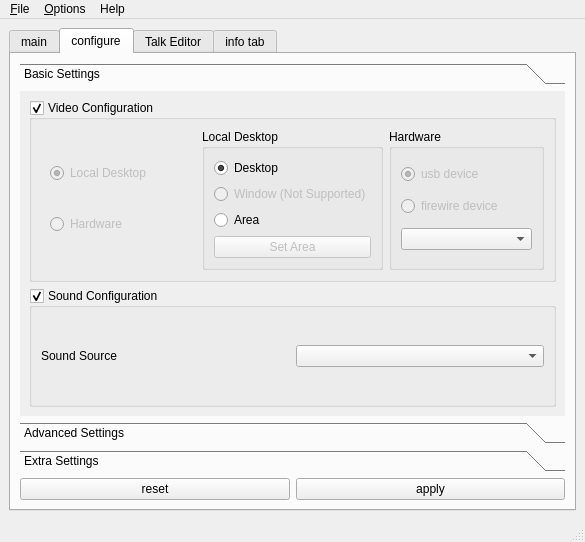
This is src/freeseer/frontend/default/forms/freeseer_ui_qt.ui in Freeseer/freeseer as Qt 5 draws it before an edit. The edited form follows.
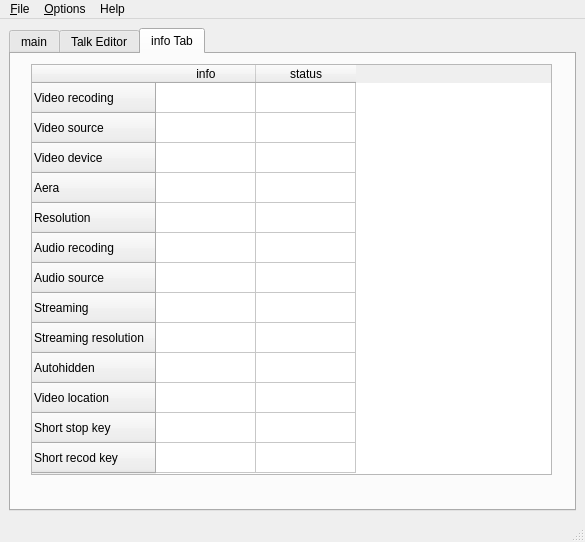
This is the edited form. The open tabs and pages were chosen to show the change. Icons and pictures are not drawn.

Commit message: remove functions

Patch:
```diff
--- a/src/freeseer/frontend/default/forms/freeseer_ui_qt.ui
+++ b/src/freeseer/frontend/default/forms/freeseer_ui_qt.ui
@@ -229,452 +229,6 @@
         </item>
        </layout>
       </widget>
-      <widget class="QWidget" name="tab">
-       <attribute name="title">
-        <string>configure</string>
-       </attribute>
-       <layout class="QVBoxLayout" name="verticalLayout_9">
-        <item>
-         <widget class="QToolBox" name="toolBox">
-          <property name="currentIndex">
-           <number>0</number>
-          </property>
-          <widget class="QWidget" name="page">
-           <property name="geometry">
-            <rect>
-             <x>0</x>
-             <y>0</y>
-             <width>568</width>
-             <height>276</height>
-            </rect>
-           </property>
-           <attribute name="label">
-            <string>Basic Settings</string>
-           </attribute>
-           <layout class="QVBoxLayout" name="verticalLayout_8">
-            <item>
-             <widget class="QGroupBox" name="videoConfigBox">
-              <property name="title">
-               <string>Video Configuration</string>
-              </property>
-              <property name="checkable">
-               <bool>true</bool>
-              </property>
-              <layout class="QHBoxLayout" name="horizontalLayout">
-               <item>
-                <widget class="QWidget" name="widget" native="true">
-                 <layout class="QVBoxLayout" name="verticalLayout_5">
-                  <item>
-                   <widget class="QRadioButton" name="localDesktopButton">
-                    <property name="enabled">
-                     <bool>false</bool>
-                    </property>
-                    <property name="toolTip">
-                     <string>Select this option to record the local desktop. 
-Freeseer currently only supports recording the full desktop. 
-We plan to support window and area modes in future versions.</string>
-                    </property>
-                    <property name="text">
-                     <string>Local Desktop</string>
-                    </property>
-                    <property name="checked">
-                     <bool>true</bool>
-                    </property>
-                   </widget>
-                  </item>
-                  <item>
-                   <widget class="QRadioButton" name="hardwareButton">
-                    <property name="enabled">
-                     <bool>false</bool>
-                    </property>
-                    <property name="toolTip">
-                     <string>Select hardware to record from either a usb device or firewire device.
-
-Freeseer finds USB devices by scanning /dev/videoX starting from index 0.
-
-Freeseer finds Firewire devices by scanning /dev/fwX starting from index 1.</string>
-                    </property>
-                    <property name="text">
-                     <string>Hardware</string>
-                    </property>
-                   </widget>
-                  </item>
-                 </layout>
-                </widget>
-               </item>
-               <item>
-                <widget class="QGroupBox" name="localDesktopBox">
-                 <property name="minimumSize">
-                  <size>
-                   <width>0</width>
-                   <height>138</height>
-                  </size>
-                 </property>
-                 <property name="title">
-                  <string>Local Desktop</string>
-                 </property>
-                 <layout class="QVBoxLayout" name="verticalLayout_6">
-                  <item>
-                   <widget class="QRadioButton" name="recordLocalDesktopButton">
-                    <property name="toolTip">
-                     <string>Select this option to record the entire desktop.</string>
-                    </property>
-                    <property name="text">
-                     <string>Desktop</string>
-                    </property>
-                    <property name="checked">
-                     <bool>true</bool>
-                    </property>
-                   </widget>
-                  </item>
-                  <item>
-                   <widget class="QRadioButton" name="recordLocalWindowButton">
-                    <property name="enabled">
-                     <bool>false</bool>
-                    </property>
-                    <property name="toolTip">
-                     <string>This feature is currently not yet implemented.</string>
-                    </property>
-                    <property name="text">
-                     <string>Window (Not Supported)</string>
-                    </property>
-                   </widget>
-                  </item>
-                  <item>
-                   <widget class="QRadioButton" name="recordLocalAreaButton">
-                    <property name="enabled">
-                     <bool>true</bool>
-                    </property>
-                    <property name="toolTip">
-                     <string>Select this option to record an small area of the desktop.</string>
-                    </property>
-                    <property name="text">
-                     <string>Area</string>
-                    </property>
-                   </widget>
-                  </item>
-                  <item>
-                   <widget class="QPushButton" name="areaButton">
-                    <property name="enabled">
-                     <bool>false</bool>
-                    </property>
-                    <property name="text">
-                     <string>Set Area</string>
-                    </property>
-                   </widget>
-                  </item>
-                 </layout>
-                </widget>
-               </item>
-               <item>
-                <widget class="QGroupBox" name="hardwareBox">
-                 <property name="minimumSize">
-                  <size>
-                   <width>0</width>
-                   <height>138</height>
-                  </size>
-                 </property>
-                 <property name="title">
-                  <string>Hardware</string>
-                 </property>
-                 <property name="flat">
-                  <bool>false</bool>
-                 </property>
-                 <property name="checkable">
-                  <bool>false</bool>
-                 </property>
-                 <property name="checked">
-                  <bool>false</bool>
-                 </property>
-                 <layout class="QVBoxLayout" name="verticalLayout_7">
-                  <item>
-                   <widget class="QRadioButton" name="usbsrcButton">
-                    <property name="enabled">
-                     <bool>false</bool>
-                    </property>
-                    <property name="toolTip">
-                     <string>Use this option to record from a usb device.
-
-This option tries the v4l2src driver
-and falls back to the v4lsrc driver if
-v4l2src does not work.</string>
-                    </property>
-                    <property name="text">
-                     <string>usb device</string>
-                    </property>
-                    <property name="checked">
-                     <bool>true</bool>
-                    </property>
-                   </widget>
-                  </item>
-                  <item>
-                   <widget class="QRadioButton" name="firewiresrcButton">
-                    <property name="enabled">
-                     <bool>false</bool>
-                    </property>
-                    <property name="toolTip">
-                     <string>Firewire mode uses dv1394src as the video driver.</string>
-                    </property>
-                    <property name="text">
-                     <string>firewire device</string>
-                    </property>
-                   </widget>
-                  </item>
-                  <item>
-                   <widget class="QComboBox" name="videoDeviceList">
-                    <property name="toolTip">
-                     <string>Select the video device to record from.</string>
-                    </property>
-                   </widget>
-                  </item>
-                 </layout>
-                </widget>
-               </item>
-              </layout>
-             </widget>
-            </item>
-            <item>
-             <widget class="QGroupBox" name="soundConfigBox">
-              <property name="title">
-               <string>Sound Configuration</string>
-              </property>
-              <property name="checkable">
-               <bool>true</bool>
-              </property>
-              <layout class="QHBoxLayout" name="horizontalLayout_3">
-               <item>
-                <widget class="QLabel" name="label_5">
-                 <property name="text">
-                  <string>Sound Source</string>
-                 </property>
-                 <property name="buddy">
-                  <cstring>audioSourceList</cstring>
-                 </property>
-                </widget>
-               </item>
-               <item>
-                <widget class="QComboBox" name="audioSourceList">
-                 <property name="toolTip">
-                  <string>Select the audio source to use for recording.</string>
-                 </property>
-                </widget>
-               </item>
-              </layout>
-             </widget>
-            </item>
-           </layout>
-          </widget>
-          <widget class="QWidget" name="settings_advanced">
-           <property name="geometry">
-            <rect>
-             <x>0</x>
-             <y>0</y>
-             <width>545</width>
-             <height>291</height>
-            </rect>
-           </property>
-           <attribute name="label">
-            <string>Advanced Settings</string>
-           </attribute>
-           <layout class="QHBoxLayout" name="horizontalLayout_5">
-            <item>
-             <layout class="QGridLayout" name="advancedGrid">
-              <item row="0" column="1">
-               <widget class="QComboBox" name="resolutionComboBox">
-                <item>
-                 <property name="text">
-                  <string>NONE</string>
-                 </property>
-                </item>
-                <item>
-                 <property name="text">
-                  <string>640x480</string>
-                 </property>
-                </item>
-                <item>
-                 <property name="text">
-                  <string>800x600</string>
-                 </property>
-                </item>
-                <item>
-                 <property name="text">
-                  <string>1024x768</string>
-                 </property>
-                </item>
-               </widget>
-              </item>
-              <item row="0" column="0">
-               <widget class="QLabel" name="resolutionLabel">
-                <property name="text">
-                 <string>Video scale size</string>
-                </property>
-                <property name="buddy">
-                 <cstring>resolutionComboBox</cstring>
-                </property>
-               </widget>
-              </item>
-             </layout>
-            </item>
-           </layout>
-          </widget>
-          <widget class="QWidget" name="page_2">
-           <property name="geometry">
-            <rect>
-             <x>0</x>
-             <y>0</y>
-             <width>545</width>
-             <height>291</height>
-            </rect>
-           </property>
-           <attribute name="label">
-            <string>Extra Settings</string>
-           </attribute>
-           <layout class="QVBoxLayout" name="verticalLayout_10">
-            <item>
-             <widget class="QCheckBox" name="autoHideCheckbox">
-              <property name="sizePolicy">
-               <sizepolicy hsizetype="Minimum" vsizetype="Minimum">
-                <horstretch>0</horstretch>
-                <verstretch>0</verstretch>
-               </sizepolicy>
-              </property>
-              <property name="minimumSize">
-               <size>
-                <width>0</width>
-                <height>0</height>
-               </size>
-              </property>
-              <property name="maximumSize">
-               <size>
-                <width>16777215</width>
-                <height>64</height>
-               </size>
-              </property>
-              <property name="toolTip">
-               <string>Enables auto-hide to system tray.</string>
-              </property>
-              <property name="text">
-               <string>Enable Auto-Hide</string>
-              </property>
-              <property name="checked">
-               <bool>true</bool>
-              </property>
-             </widget>
-            </item>
-            <item>
-             <layout class="QGridLayout" name="gridLayout_3">
-              <property name="topMargin">
-               <number>0</number>
-              </property>
-              <item row="4" column="1">
-               <widget class="QLineEdit" name="videoDirectoryLineEdit"/>
-              </item>
-              <item row="4" column="2">
-               <widget class="QToolButton" name="videoDirectoryButton">
-                <property name="text">
-                 <string>...</string>
-                </property>
-               </widget>
-              </item>
-              <item row="4" column="0">
-               <widget class="QLabel" name="videoDirectoryLabel">
-                <property name="text">
-                 <string>Video Directory</string>
-                </property>
-                <property name="indent">
-                 <number>15</number>
-                </property>
-                <property name="buddy">
-                 <cstring>videoDirectoryLineEdit</cstring>
-                </property>
-               </widget>
-              </item>
-              <item row="0" column="0">
-               <widget class="QLabel" name="label_6">
-                <property name="text">
-                 <string>Shortkeys</string>
-                </property>
-                <property name="alignment">
-                 <set>Qt::AlignBottom|Qt::AlignLeading|Qt::AlignLeft</set>
-                </property>
-               </widget>
-              </item>
-              <item row="3" column="0">
-               <widget class="QLabel" name="label_7">
-                <property name="text">
-                 <string>File Locations</string>
-                </property>
-                <property name="alignment">
-                 <set>Qt::AlignBottom|Qt::AlignLeading|Qt::AlignLeft</set>
-                </property>
-               </widget>
-              </item>
-              <item row="1" column="0">
-               <widget class="QLabel" name="shortRecordLabel">
-                <property name="text">
-                 <string>Record</string>
-                </property>
-                <property name="indent">
-                 <number>15</number>
-                </property>
-               </widget>
-              </item>
-              <item row="2" column="0">
-               <widget class="QLabel" name="shortStopLabel">
-                <property name="text">
-                 <string>Stop</string>
-                </property>
-                <property name="indent">
-                 <number>15</number>
-                </property>
-               </widget>
-              </item>
-              <item row="1" column="1">
-               <widget class="QLineEdit" name="shortRecordLineEdit"/>
-              </item>
-              <item row="2" column="1">
-               <widget class="QLineEdit" name="shortStopLineEdit"/>
-              </item>
-              <item row="1" column="2">
-               <widget class="QToolButton" name="shortRecordButton">
-                <property name="text">
-                 <string>...</string>
-                </property>
-               </widget>
-              </item>
-              <item row="2" column="2">
-               <widget class="QToolButton" name="shortStopButton">
-                <property name="text">
-                 <string>...</string>
-                </property>
-               </widget>
-              </item>
-             </layout>
-            </item>
-           </layout>
-          </widget>
-         </widget>
-        </item>
-        <item>
-         <layout class="QHBoxLayout" name="horizontalLayout_7">
-          <item>
-           <widget class="QPushButton" name="resetSettingsButton">
-            <property name="text">
-             <string>reset</string>
-            </property>
-           </widget>
-          </item>
-          <item>
-           <widget class="QPushButton" name="applySettingsButton">
-            <property name="text">
-             <string>apply</string>
-            </property>
-           </widget>
-          </item>
-         </layout>
-        </item>
-       </layout>
-      </widget>
       <widget class="QWidget" name="editTalksPage">
        <attribute name="title">
         <string>Talk Editor</string>
@@ -1001,7 +555,7 @@
       </widget>
       <widget class="QWidget" name="tab_2">
        <attribute name="title">
-        <string>info tab</string>
+        <string>info Tab</string>
        </attribute>
        <widget class="QTableWidget" name="tableWidget_infoTable">
         <property name="geometry">
```
Left out of the diff: 278 changed lines with no effect on the pictures. The commit also changes 1 other file.
